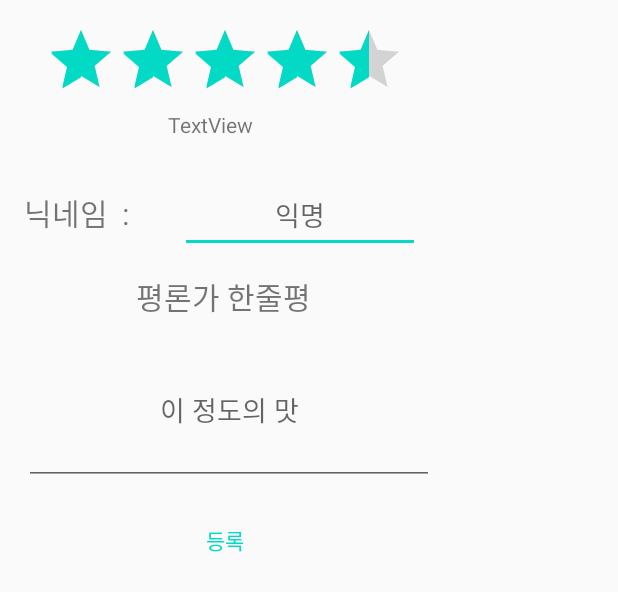
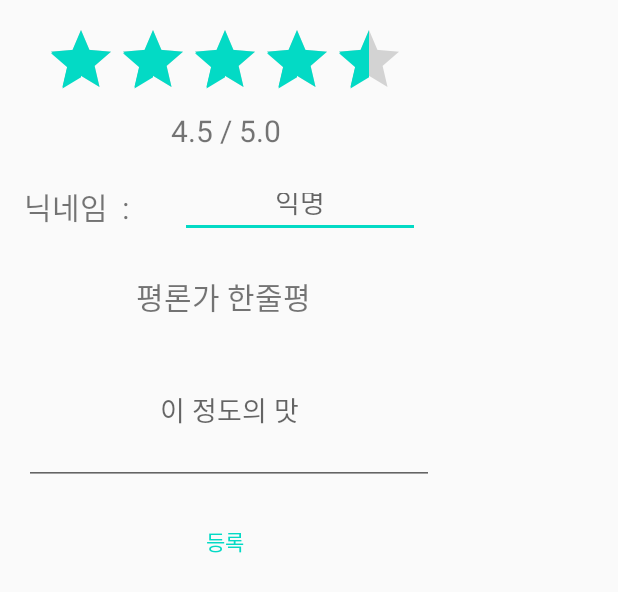
Before and after one commit to hamham300/SSMeoMuk, an Android app: the layout dialog_review.xml on its own in the app's theme, with its tools: preview values and no code run, on a phone screen of 412 x 824 dp. Shown: the top 592 px of the screen. Run offline under Robolectric (Android 15) with nearby library versions, the light colour scheme and no system bars.

Commit message:
2020-04-29 20:37 리뷰작성 다이얼로그 연결

```diff
--- a/app/src/main/res/layout/dialog_review.xml
+++ b/app/src/main/res/layout/dialog_review.xml
@@ -15,6 +15,7 @@
         android:numStars="5"
         android:rating="4.5"
         android:stepSize="0.1"
+        android:isIndicator="false"
         app:layout_constraintEnd_toEndOf="parent"
         app:layout_constraintStart_toStartOf="parent"
         app:layout_constraintTop_toTopOf="parent" />
@@ -24,7 +25,9 @@
         android:layout_width="77dp"
         android:layout_height="25dp"
         android:layout_marginTop="12dp"
-        android:text="TextView"
+        android:text="4.5 / 5.0"
+        android:gravity="center"
+        android:textSize="20dp"
         app:layout_constraintEnd_toEndOf="parent"
         app:layout_constraintHorizontal_bias="0.502"
         app:layout_constraintStart_toStartOf="parent"
@@ -36,7 +39,7 @@
         android:layout_height="35dp"
         android:layout_marginStart="16dp"
         android:layout_marginLeft="16dp"
-        android:layout_marginTop="28dp"
+        android:layout_marginTop="24dp"
         android:text="닉네임  : "
         android:textSize="20dp"
         app:layout_constraintStart_toStartOf="parent"
@@ -45,7 +48,7 @@
     <EditText
         android:id="@+id/edit_nick"
         android:layout_width="160dp"
-        android:layout_height="50dp"
+        android:layout_height="40dp"
         android:layout_marginStart="32dp"
         android:layout_marginLeft="32dp"
         android:layout_marginTop="20dp"
@@ -87,8 +90,8 @@
     <Button
         android:id="@+id/btn_enroll"
         style="@style/Widget.AppCompat.Button.Borderless.Colored"
-        android:layout_width="wrap_content"
-        android:layout_height="wrap_content"
+        android:layout_width="100dp"
+        android:layout_height="50dp"
         android:layout_marginTop="336dp"
         android:text="등록"
         app:layout_constraintEnd_toEndOf="parent"
--- a/app/src/main/res/layout/listitem_price.xml
+++ b/app/src/main/res/layout/listitem_price.xml
@@ -99,10 +99,10 @@
 
             <ImageView
                 android:id="@+id/imageView2"
-                android:layout_width="wrap_content"
-                android:layout_height="wrap_content"
+                android:layout_width="30dp"
+                android:layout_height="30dp"
                 android:layout_gravity="center"
-                app:srcCompat="@android:drawable/arrow_up_float" />
+                app:srcCompat="@drawable/thumb_up_voted" />
 
             <TextView
                 android:id="@+id/txt_reviewup"
```
Also changed, not shown: app/src/main/java/kr/co/hwakjjin/ssmeomuk/MenuDetail.kt (+25 -0 lines).
